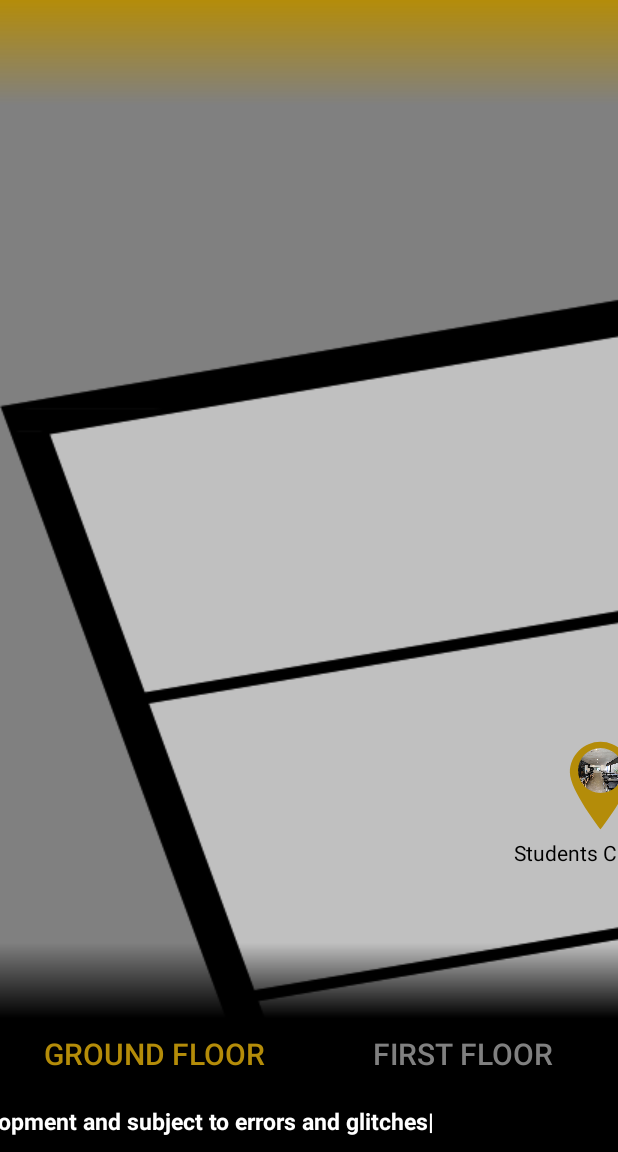
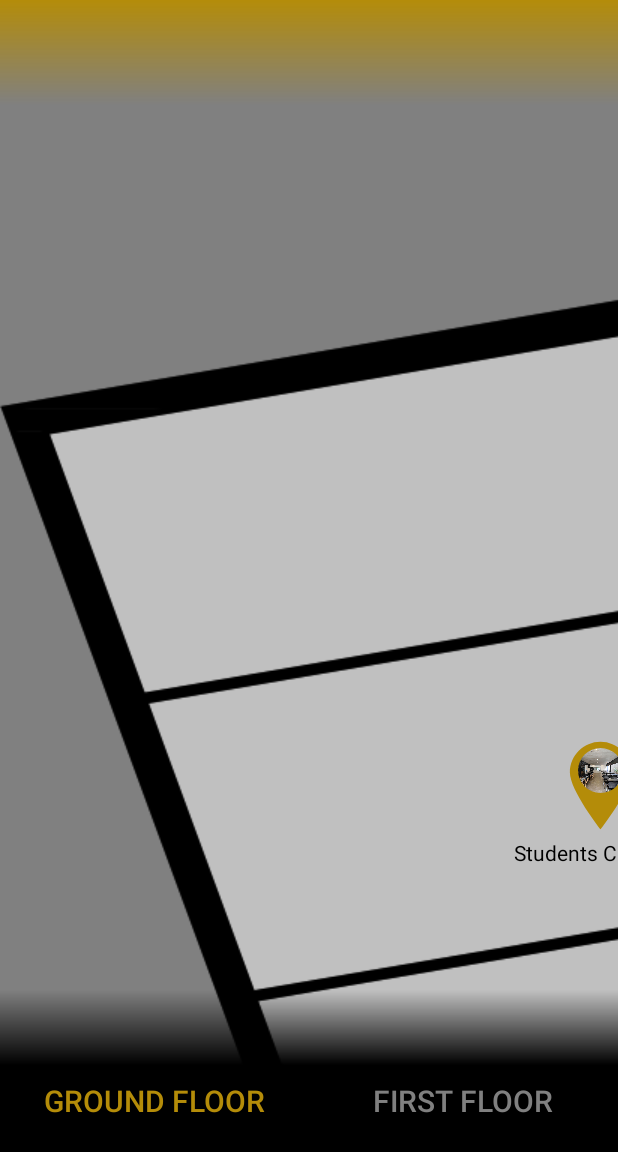
Before and after one commit to yasith7835/curtin_colombo_map_app, an Android app: the screen it shows after launch (MainActivity), on a phone screen of 412 x 824 dp, the part 84-1236 px from its top. Run offline under Robolectric (Android 15) with nearby library versions, the phone set to English and light mode, and no system bars; our stand-ins replace Room's generated code; plain views replace TouchImageView.

Commit message:
Initial commit of code

```diff
--- a/app/src/main/java/com/example/mapapp/MainActivity.java
+++ b/app/src/main/java/com/example/mapapp/MainActivity.java
@@ -33,9 +33,9 @@ public class MainActivity extends AppCompatActivity {
         setContentView(R.layout.activity_main);
         getWindow().setStatusBarColor(ContextCompat.getColor(MainActivity.this, R.color.yellow));
 
-        TextView marqueeText = findViewById(R.id.marqueeText);
-        marqueeText.setEllipsize(TextUtils.TruncateAt.MARQUEE);
-        marqueeText.setSelected(true);
+//        TextView marqueeText = findViewById(R.id.marqueeText);
+//        marqueeText.setEllipsize(TextUtils.TruncateAt.MARQUEE);
+//        marqueeText.setSelected(true);
         LiveDataClass viewModel = new ViewModelProvider(this).get(LiveDataClass.class);
         loadGroundFloorFragment();
         viewModel.clickedValue.observe(this, new Observer<Integer>() {
--- a/app/src/main/res/layout/activity_main.xml
+++ b/app/src/main/res/layout/activity_main.xml
@@ -17,14 +17,14 @@
         android:layout_weight="1">
     </FrameLayout>
 
-    <TextView
-        android:id="@+id/marqueeText"
-        android:layout_width="match_parent"
-        android:layout_height="wrap_content"
-        android:text="This is an application in very early development and subject to errors and glitches| "
-        android:textColor="@color/white"
-        android:textSize="15sp"
-        android:textStyle="bold"
-        android:singleLine="true"
-        android:paddingBottom="10dp"/>
+<!--    <TextView-->
+<!--        android:id="@+id/marqueeText"-->
+<!--        android:layout_width="match_parent"-->
+<!--        android:layout_height="wrap_content"-->
+<!--        android:text="This is an application in very early development and subject to errors and glitches| "-->
+<!--        android:textColor="@color/white"-->
+<!--        android:textSize="15sp"-->
+<!--        android:textStyle="bold"-->
+<!--        android:singleLine="true"-->
+<!--        android:paddingBottom="10dp"/>-->
 </LinearLayout>
```
